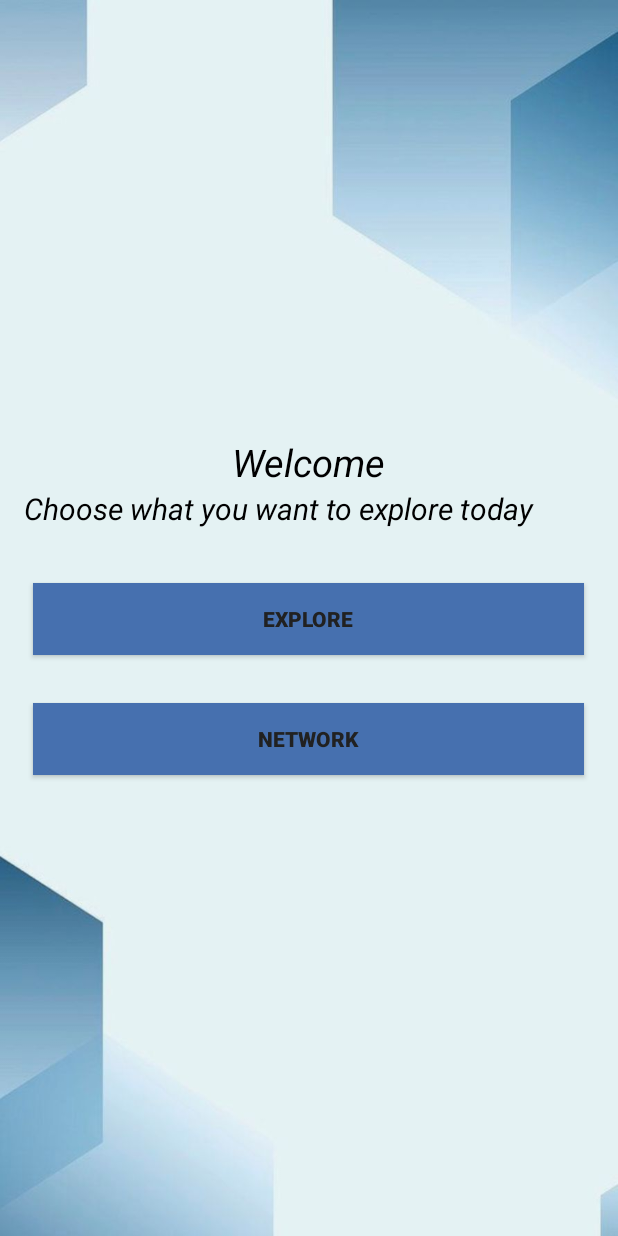
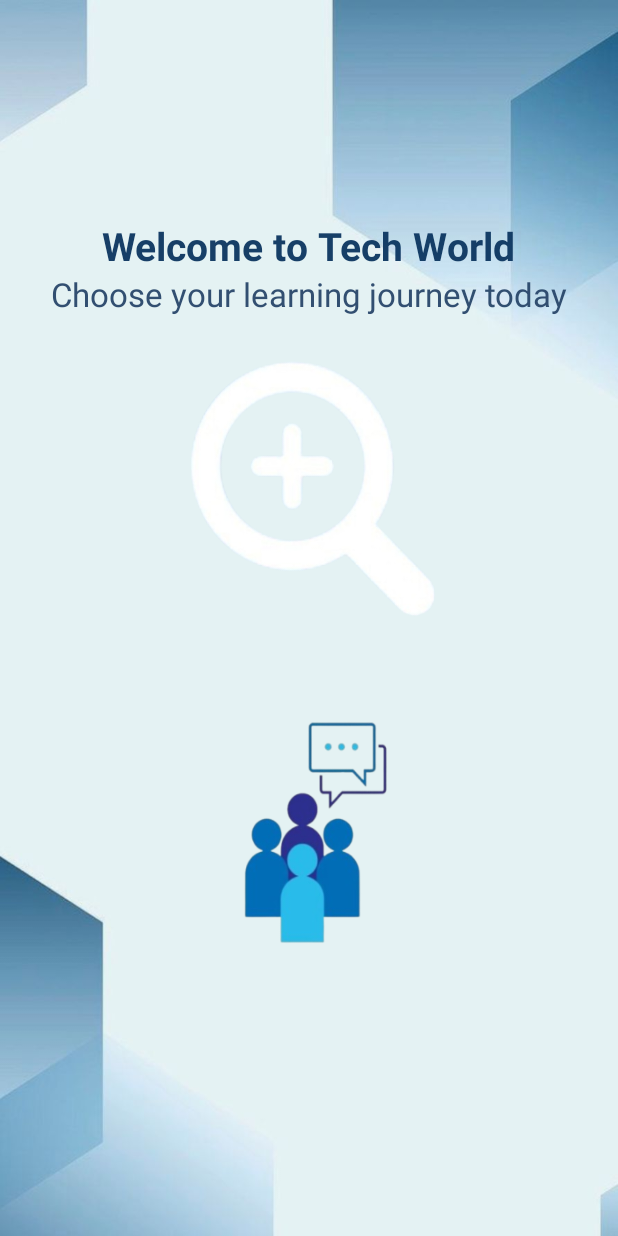
Before and after one commit to Rima-Alsubhi/activetechproject, an Android app: the HomeActivity screen opened directly, with no data from a screen before it, on a phone screen of 412 x 824 dp. Run offline under Robolectric (Android 15) with nearby library versions, the phone set to English and light mode, and no system bars.

Commit message:
Initial commit

```diff
--- a/app/src/main/java/com/example/activetechproject/DisplayActivity.java
+++ b/app/src/main/java/com/example/activetechproject/DisplayActivity.java
@@ -41,9 +41,9 @@ public class DisplayActivity extends AppCompatActivity {
             if (documentSnapshot.exists()) {
                 titleTextView.setText(documentSnapshot.getString("Name"));
                 descriptionTextView.setText(documentSnapshot.getString("Description"));
+                //organizationTextView.setText(documentSnapshot.getString("The organization"));
                 locationTextView.setText(documentSnapshot.getString("Location"));
                 dateTextView.setText(documentSnapshot.getString("Date"));
-                organizationTextView.setText(documentSnapshot.getString("The_organization"));
                 timeTextView.setText(documentSnapshot.getString("Time"));
                 String imageUrl = documentSnapshot.getString("Logo");
                 Glide.with(DisplayActivity.this)
--- a/app/src/main/java/com/example/activetechproject/HomeActivity.java
+++ b/app/src/main/java/com/example/activetechproject/HomeActivity.java
@@ -3,6 +3,8 @@ import android.content.Intent;
 import android.os.Bundle;
 import android.view.View;
 import android.widget.Button;
+import android.widget.ImageButton;
+
 import androidx.appcompat.app.AppCompatActivity;
 
 public class HomeActivity extends AppCompatActivity {
@@ -12,8 +14,8 @@ public class HomeActivity extends AppCompatActivity {
         super.onCreate(savedInstanceState);
         setContentView(R.layout.activity_home);
 
-        Button exploreButton = findViewById(R.id.exploreButton);
-        Button networkButton = findViewById(R.id.networkButton);
+        ImageButton exploreButton = findViewById(R.id.exploreButton);
+        ImageButton networkButton = findViewById(R.id.networkButton);
 
         exploreButton.setOnClickListener(new View.OnClickListener() {
             @Override
--- a/app/src/main/res/layout/activity_home.xml
+++ b/app/src/main/res/layout/activity_home.xml
@@ -16,46 +16,38 @@
         android:layout_height="wrap_content"
         android:layout_gravity="center"
         android:text="@string/text11"
-        android:textColor="@color/black"
-        android:textSize="25sp"
-        android:textStyle="italic" />
+        android:textColor="#F70F3962"
+        android:textSize="26dp"
+        android:textStyle="bold" />
 
     <TextView
-        android:layout_width="377dp"
+        android:layout_width="wrap_content"
         android:layout_height="wrap_content"
-        android:layout_gravity="center_vertical"
+        android:layout_gravity="center"
         android:layout_marginBottom="20dp"
         android:text="@string/text12"
-        android:textColor="@color/black"
-        android:textSize="20dp"
-        android:textStyle="italic" />
+        android:textColor="#F82C4A6D"
+        android:textSize="22dp"
+        android:textStyle="normal" />
 
-    <Button
+    <ImageButton
         android:id="@+id/exploreButton"
-        android:layout_width="367dp"
-        android:layout_height="48dp"
+        android:layout_width="224dp"
+        android:layout_height="199dp"
         android:layout_gravity="center"
-        android:layout_marginTop="16dp"
-        android:layout_marginBottom="16dp"
-        android:background="#4670AF"
-        android:text="@string/text8"
-        android:textColor="#212121"
-        android:textStyle="bold"
+        android:background="@drawable/img_1"
+        android:contentDescription="@string/text7"
+        android:scaleType="fitCenter"
 
         />
 
-    <Button
+    <ImageButton
         android:id="@+id/networkButton"
-        android:layout_width="367dp"
-        android:layout_height="48dp"
-        android:layout_marginTop="16dp"
-        android:layout_marginBottom="16dp"
-        android:background="#4670AF"
-        android:text="@string/text7"
-        android:textColor="#212121"
-        android:textStyle="bold"
-
-        />
-
+        android:layout_width="230dp"
+        android:layout_height="247dp"
+        android:layout_gravity="center"
+        android:background="@drawable/img"
+        android:contentDescription="@string/text7"
+        android:scaleType="fitCenter" />
 
 </LinearLayout>
--- a/app/src/main/res/values/strings.xml
+++ b/app/src/main/res/values/strings.xml
@@ -19,8 +19,8 @@
     <string name="text9"> Events:</string>
     <string name="edit8"> Search events...</string>
     <string name="text0">No results found </string>
-    <string name="text11">Welcome </string>
-    <string name="text12">Choose what you want to explore today</string>
+    <string name="text11">Welcome to Tech World</string>
+    <string name="text12">Choose your learning journey today</string>
     <string name="back_button_description">this is back button </string>
 
 </resources>
```
Also changed, not shown: app/src/main/res/layout/activity_display.xml (+14 -8 lines), app/src/main/res/layout/activity_main.xml (+9 -2 lines), app/src/main/res/layout/activity_sign_up.xml (+7 -2 lines), app/src/main/res/drawable/img.png (added), app/src/main/res/drawable/img_1.png (added), app/src/main/res/drawable/img_2.png (added), app/src/main/res/drawable/img_3.png (added).
